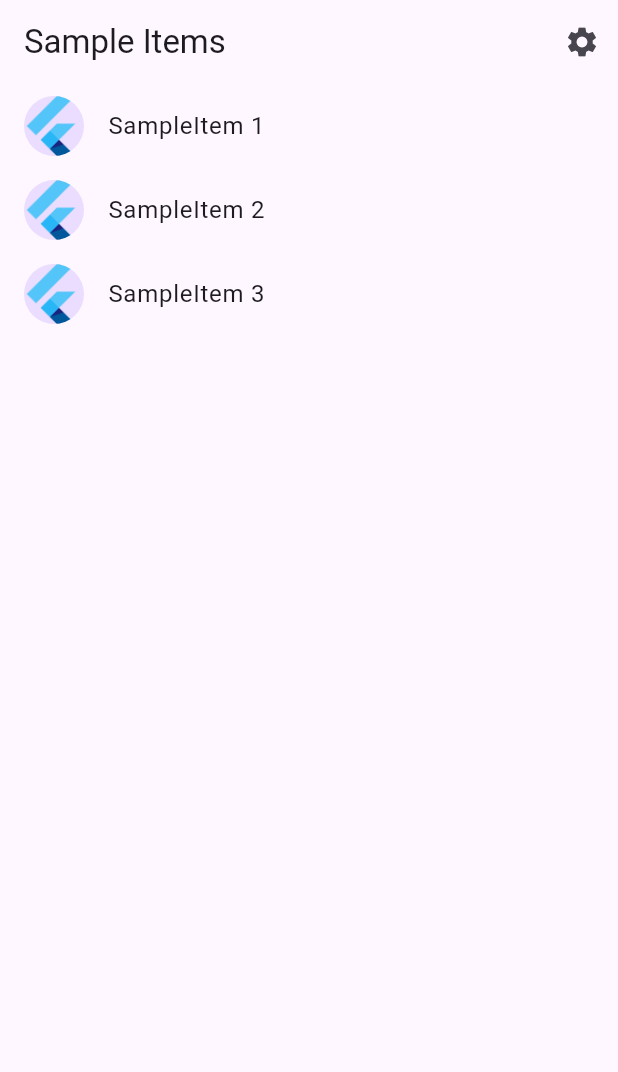
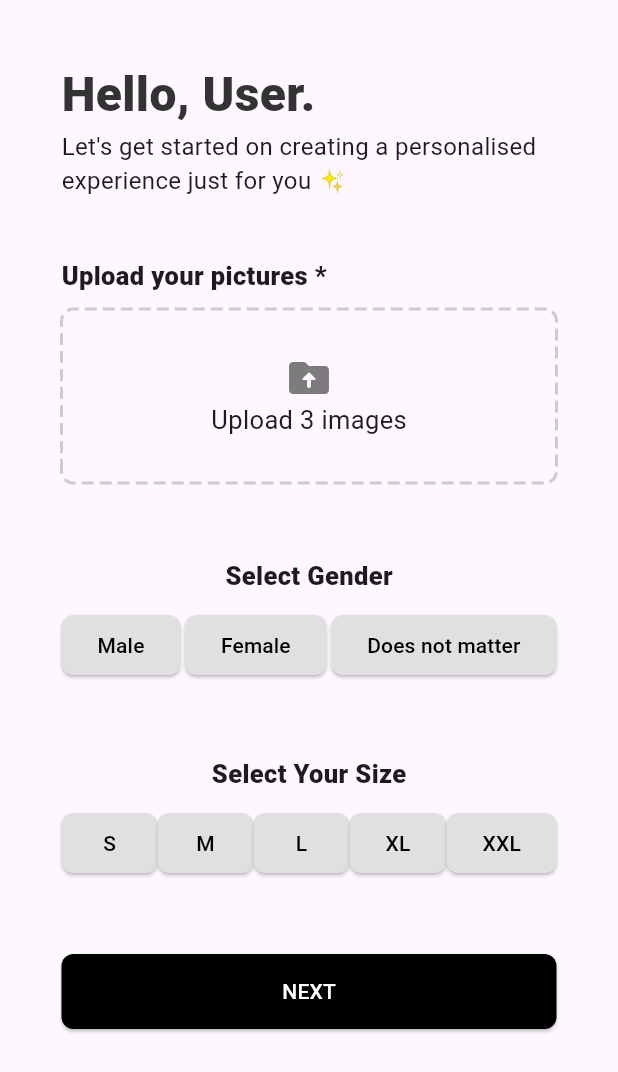
Before and after one commit to orientearlgrey/styail, a Flutter app: the screen it shows after launch, on a phone screen of 412 x 824 dp. Shown: the top 1072 px of the screen. Run offline on Flutter 3.47's test engine with Material 3 defaults, Android fonts, the phone set to English and light mode, and no system bars; drawn by our look-alikes of dotted_border; our stand-ins replace firebase_core; accounts and stored records are empty; generated files the repository leaves out were written again; Roboto replaces fonts that are missing (Arial).

Commit message:
feat: add upload view

```diff
--- a/lib/src/app.dart
+++ b/lib/src/app.dart
@@ -1,11 +1,9 @@
 import 'package:flutter/material.dart';
 import 'package:flutter_gen/gen_l10n/app_localizations.dart';
 import 'package:flutter_localizations/flutter_localizations.dart';
+import 'package:styail/src/styail/upload_view.dart';
 
-import 'sample_feature/sample_item_details_view.dart';
-import 'sample_feature/sample_item_list_view.dart';
 import 'settings/settings_controller.dart';
-import 'settings/settings_view.dart';
 
 class MyApp extends StatelessWidget {
   const MyApp({
@@ -36,19 +34,16 @@ class MyApp extends StatelessWidget {
               AppLocalizations.of(context)!.appTitle,
           theme: ThemeData(),
           darkTheme: ThemeData.dark(),
-          themeMode: settingsController.themeMode,
+          themeMode: ThemeMode.light,
           onGenerateRoute: (RouteSettings routeSettings) {
             return MaterialPageRoute<void>(
               settings: routeSettings,
               builder: (BuildContext context) {
                 switch (routeSettings.name) {
-                  case SettingsView.routeName:
-                    return SettingsView(controller: settingsController);
-                  case SampleItemDetailsView.routeName:
-                    return const SampleItemDetailsView();
-                  case SampleItemListView.routeName:
+                  case StyailUploadView.routeName:
+                    return const StyailUploadView();
                   default:
-                    return const SampleItemListView();
+                    return const StyailUploadView();
                 }
               },
             );
--- /dev/null
+++ b/lib/src/styail/upload_view.dart
@@ -0,0 +1,368 @@
+import 'package:dotted_border/dotted_border.dart';
+import 'package:flutter/material.dart';
+
+class StyailUploadView extends StatefulWidget {
+  const StyailUploadView({super.key});
+
+  static const routeName = '/';
+
+  @override
+  State<StyailUploadView> createState() => _MyWidgetState();
+}
+
+class _MyWidgetState extends State<StyailUploadView> {
+  late String gender;
+  late String size;
+
+  @override
+  void initState() {
+    super.initState();
+    gender = "";
+    size = "";
+  }
+
+  @override
+  Widget build(BuildContext context) {
+    return Scaffold(
+      body: SafeArea(
+        child: Padding(
+          padding: const EdgeInsets.symmetric(vertical: 40.0),
+          child: Center(
+            child: SizedBox(
+              width: 330,
+              child: Column(
+                crossAxisAlignment: CrossAxisAlignment.stretch,
+                children: [
+                  const Text(
+                    'Hello, User.',
+                    style: TextStyle(
+                      fontSize: 32.0,
+                      fontWeight: FontWeight.w900,
+                      fontFamily: 'Arial',
+                      color: Color(0xFF333333),
+                    ),
+                  ),
+                  const Text(
+                    'Let\'s get started on creating a personalised experience just for you ✨',
+                    style: TextStyle(
+                      fontSize: 16,
+                    ),
+                  ),
+                  const SizedBox(
+                    height: 40,
+                  ),
+                  const Text(
+                    'Upload your pictures *',
+                    style: TextStyle(
+                      fontSize: 17,
+                      fontWeight: FontWeight.w900,
+                    ),
+                  ),
+                  Padding(
+                    padding: const EdgeInsets.only(top: 10),
+                    child: DottedBorder(
+                      borderType: BorderType.RRect,
+                      radius: const Radius.circular(8),
+                      dashPattern: const [8, 4],
+                      strokeWidth: 2,
+                      color: const Color(0xffcccccc),
+                      child: Container(
+                        height: 112,
+                        width: 480,
+                        child: const Column(
+                          mainAxisAlignment: MainAxisAlignment.center,
+                          children: [
+                            Icon(
+                              Icons.drive_folder_upload_rounded,
+                              color: Color(0xff7c7c7c),
+                              size: 32,
+                            ),
+                            Text(
+                              'Upload 3 images',
+                              style: TextStyle(
+                                fontSize: 17,
+                              ),
+                            ),
+                          ],
+                        ),
+                      ),
+                    ),
+                  ),
+                  const SizedBox(
+                    height: 50,
+                  ),
+                  const Center(
+                    child: Text(
+                      'Select Gender',
+                      style: TextStyle(
+                        fontSize: 17,
+                        fontWeight: FontWeight.w900,
+                      ),
+                    ),
+                  ),
+                  const SizedBox(height: 10),
+                  Row(
+                    mainAxisAlignment: MainAxisAlignment.spaceBetween,
+                    children: [
+                      ElevatedButton(
+                        onPressed: () {
+                          setState(() {
+                            gender = gender == 'male' ? '' : 'male';
+                          });
+                        },
+                        style: ButtonStyle(
+                          backgroundColor: MaterialStateProperty.all(
+                            gender == 'male'
+                                ? Colors.black
+                                : const Color(0xffe0e0e0),
+                          ),
+                          shape:
+                              MaterialStateProperty.all<RoundedRectangleBorder>(
+                            RoundedRectangleBorder(
+                              borderRadius: BorderRadius.circular(8.0),
+                            ),
+                          ),
+                        ),
+                        child: Text(
+                          "Male",
+                          style: TextStyle(
+                              color: gender == 'male'
+                                  ? Colors.white
+                                  : Colors.black),
+                        ),
+                      ),
+                      ElevatedButton(
+                        onPressed: () {
+                          setState(() {
+                            gender = gender == 'female' ? '' : 'female';
+                          });
+                        },
+                        style: ButtonStyle(
+                          backgroundColor: MaterialStateProperty.all(
+                            gender == 'female'
+                                ? Colors.black
+                                : const Color(0xffe0e0e0),
+                          ),
+                          shape:
+                              MaterialStateProperty.all<RoundedRectangleBorder>(
+                            RoundedRectangleBorder(
+                              borderRadius: BorderRadius.circular(8.0),
+                            ),
+                          ),
+                        ),
+                        child: Text(
+                          "Female",
+                          style: TextStyle(
+                              color: gender == 'female'
+                                  ? Colors.white
+                                  : Colors.black),
+                        ),
+                      ),
+                      ElevatedButton(
+                        onPressed: () {
+                          setState(() {
+                            gender = gender == 'dm' ? '' : 'dm';
+                          });
+                        },
+                        style: ButtonStyle(
+                          backgroundColor: MaterialStateProperty.all(
+                            gender == 'dm'
+                                ? Colors.black
+                                : const Color(0xffe0e0e0),
+                          ),
+                          shape:
+                              MaterialStateProperty.all<RoundedRectangleBorder>(
+                            RoundedRectangleBorder(
+                              borderRadius: BorderRadius.circular(8.0),
+                            ),
+                          ),
+                        ),
+                        child: Text(
+                          "Does not matter",
+                          style: TextStyle(
+                            color: gender == 'dm' ? Colors.white : Colors.black,
+                          ),
+                        ),
+                      ),
+                    ],
+                  ),
+                  const SizedBox(
+                    height: 50,
+                  ),
+                  const Center(
+                    child: Text(
+                      "Select Your Size",
+                      style: TextStyle(
+                        fontSize: 17,
+                        fontWeight: FontWeight.w900,
+                      ),
+                    ),
+                  ),
+                  const SizedBox(height: 10),
+                  Row(
+                    mainAxisAlignment: MainAxisAlignment.spaceBetween,
+                    children: [
+                      ElevatedButton(
+                        onPressed: () {
+                          setState(() {
+                            size = size == 's' ? '' : 's';
+                          });
+                        },
+                        style: ButtonStyle(
+                          backgroundColor: MaterialStateProperty.all(
+                            size == 's'
+                                ? Colors.black
+                                : const Color(0xffe0e0e0),
+                          ),
+                          shape:
+                              MaterialStateProperty.all<RoundedRectangleBorder>(
+                            RoundedRectangleBorder(
+                              borderRadius: BorderRadius.circular(8.0),
+                            ),
+                          ),
+                        ),
+                        child: Text(
+                          "S",
+                          style: TextStyle(
+                            color: size == 's' ? Colors.white : Colors.black,
+                          ),
+                        ),
+                      ),
+                      ElevatedButton(
+                        onPressed: () {
+                          setState(() {
+                            size = size == 'm' ? '' : 'm';
+                          });
+                        },
+                        style: ButtonStyle(
+                          backgroundColor: MaterialStateProperty.all(
+                            size == 'm'
+                                ? Colors.black
+                                : const Color(0xffe0e0e0),
+                          ),
+                          shape:
+                              MaterialStateProperty.all<RoundedRectangleBorder>(
+                            RoundedRectangleBorder(
+                              borderRadius: BorderRadius.circular(8.0),
+                            ),
+                          ),
+                        ),
+                        child: Text(
+                          "M",
+                          style: TextStyle(
+                            color: size == 'm' ? Colors.white : Colors.black,
+                          ),
+                        ),
+                      ),
+                      ElevatedButton(
+                        onPressed: () {
+                          setState(() {
+                            size = size == 'l' ? '' : 'l';
+                          });
+                        },
+                        style: ButtonStyle(
+                          backgroundColor: MaterialStateProperty.all(
+                            size == 'l'
+                                ? Colors.black
+                                : const Color(0xffe0e0e0),
+                          ),
+                          shape:
+                              MaterialStateProperty.all<RoundedRectangleBorder>(
+                            RoundedRectangleBorder(
+                              borderRadius: BorderRadius.circular(8.0),
+                            ),
+                          ),
+                        ),
+                        child: Text(
+                          "L",
+                          style: TextStyle(
+                            color: size == 'l' ? Colors.white : Colors.black,
+                          ),
+                        ),
+                      ),
+                      ElevatedButton(
+                        onPressed: () {
+                          setState(() {
+                            size = size == 'xl' ? '' : 'xl';
+                          });
+                        },
+                        style: ButtonStyle(
+                          backgroundColor: MaterialStateProperty.all(
+                            size == 'xl'
+                                ? Colors.black
+                                : const Color(0xffe0e0e0),
+                          ),
+                          shape:
+                              MaterialStateProperty.all<RoundedRectangleBorder>(
+                            RoundedRectangleBorder(
+                              borderRadius: BorderRadius.circular(8.0),
+                            ),
+                          ),
+                        ),
+                        child: Text(
+                          "XL",
+                          style: TextStyle(
+                            color: size == 'xl' ? Colors.white : Colors.black,
+                          ),
+                        ),
+                      ),
+                      ElevatedButton(
+                        onPressed: () {
+                          setState(() {
+                            size = size == 'xxl' ? '' : 'xxl';
+                          });
+                        },
+                        style: ButtonStyle(
+                          backgroundColor: MaterialStateProperty.all(
+                            size == 'xxl'
+                                ? Colors.black
+                                : const Color(0xffe0e0e0),
+                          ),
+                          shape:
+                              MaterialStateProperty.all<RoundedRectangleBorder>(
+                            RoundedRectangleBorder(
+                              borderRadius: BorderRadius.circular(8.0),
+                            ),
+                          ),
+                        ),
+                        child: Text(
+                          "XXL",
+                          style: TextStyle(
+                            color: size == 'xxl' ? Colors.white : Colors.black,
+                          ),
+                        ),
+                      ),
+                    ],
+                  ),
+                  const SizedBox(
+                    height: 50,
+                  ),
+                  ElevatedButton(
+                    onPressed: () {},
+                    style: ButtonStyle(
+                      backgroundColor: MaterialStateProperty.all(
+                        Colors.black,
+                      ),
+                      shape: MaterialStateProperty.all<RoundedRectangleBorder>(
+                        RoundedRectangleBorder(
+                          borderRadius: BorderRadius.circular(8.0),
+                        ),
+                      ),
+                    ),
+                    child: const Padding(
+                      padding: EdgeInsets.symmetric(vertical: 15.0),
+                      child: Text(
+                        'NEXT',
+                        style: TextStyle(color: Colors.white),
+                      ),
+                    ),
+                  ),
+                ],
+              ),
+            ),
+          ),
+        ),
+      ),
+    );
+  }
+}
--- a/pubspec.yaml
+++ b/pubspec.yaml
@@ -10,6 +10,7 @@ environment:
   sdk: '>=3.3.1 <4.0.0'
 
 dependencies:
+  dotted_border: ^2.1.0
   firebase_core: ^2.27.0
   flutter:
     sdk: flutter
```
Also changed, not shown: lib/src/sample_feature/sample_item_list_view.dart (+1 -20 lines), lib/src/settings/settings_controller.dart (+0 -19 lines), pubspec.lock, 4 other files.
